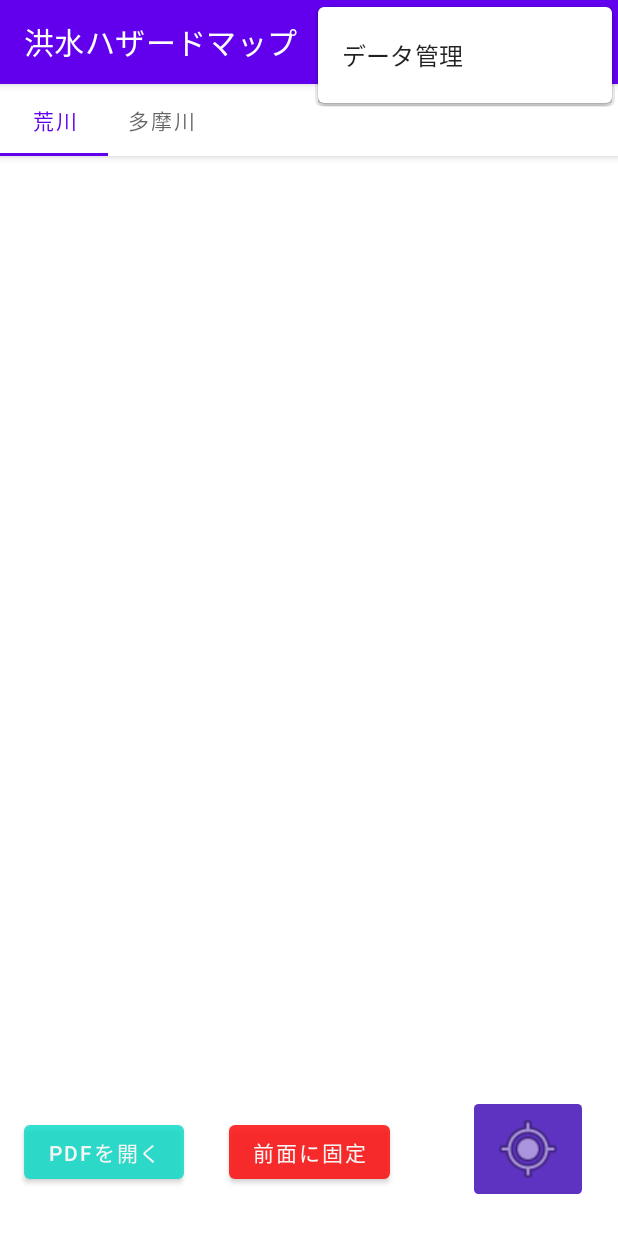
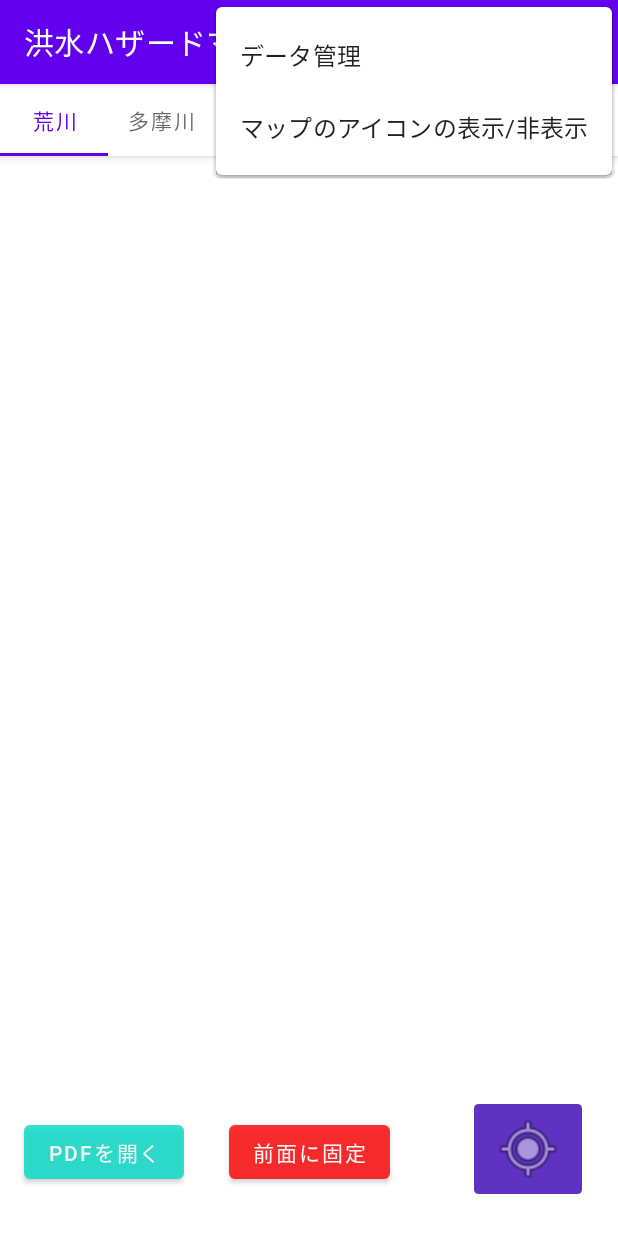
Before and after one commit to Kappamaki64/ConnectedHazardMap, an Android app: the screen it shows after launch (MapsActivity), with the options menu open, on a phone screen of 412 x 824 dp. Shown: the top 1233 px of the screen. Run offline under Robolectric (Android 15) with nearby library versions, the phone set to English and light mode, and no system bars.

Commit message:
feat: add menu to change map style

```diff
--- a/app/src/main/res/menu/menu_maps.xml
+++ b/app/src/main/res/menu/menu_maps.xml
@@ -4,5 +4,8 @@
     <item
         android:id="@+id/action_downloader"
         android:title="@string/action_downloader" />
+    <item
+        android:id="@+id/action_map_style"
+        android:title="@string/action_map_style" />
 
 </menu>
--- a/app/src/main/res/values/strings.xml
+++ b/app/src/main/res/values/strings.xml
@@ -13,4 +13,5 @@
     <string name="title_activity_adjuster">Adjuster For Developers</string>
     <string name="location_text">%s %s</string>
     <string name="pdf_button_text">PDFを開く</string>
+    <string name="action_map_style">マップのアイコンの表示/非表示</string>
 </resources>
```
Also changed, not shown: app/src/main/java/jp/ac/titech/itpro/sdl/connectedhazardmap/MapsActivity.java (+18 -0 lines), app/src/main/res/raw/map_style_default.json (added, +10 -0 lines), app/src/main/res/raw/map_style_no_icons.json (added, +10 -0 lines).
